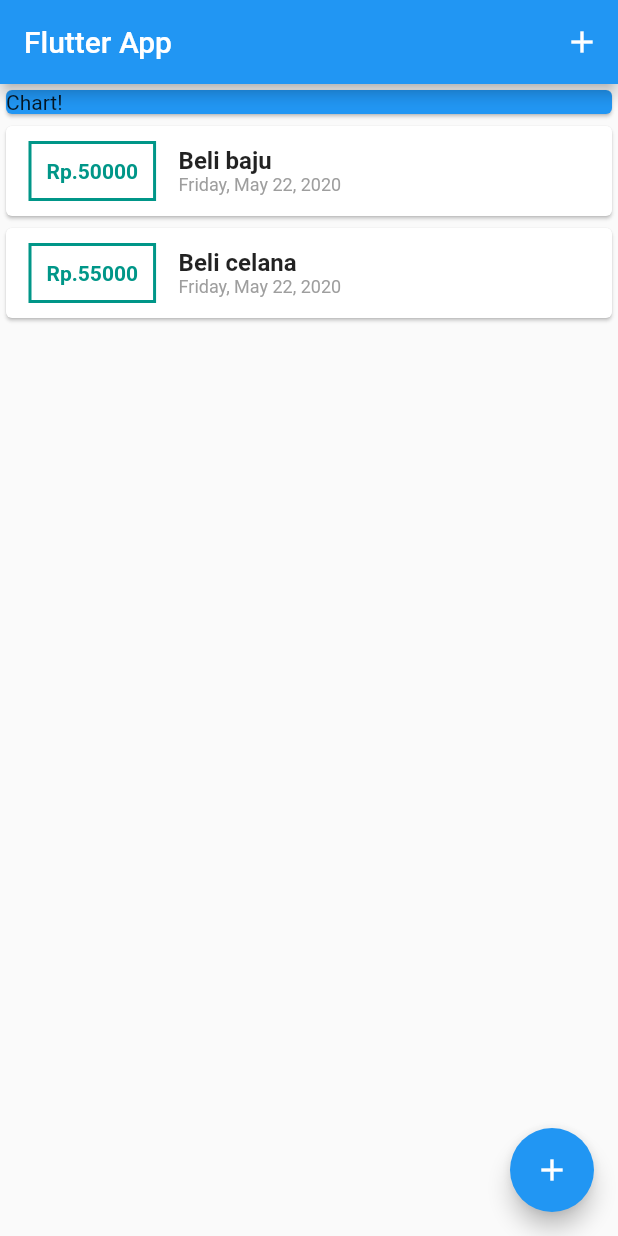
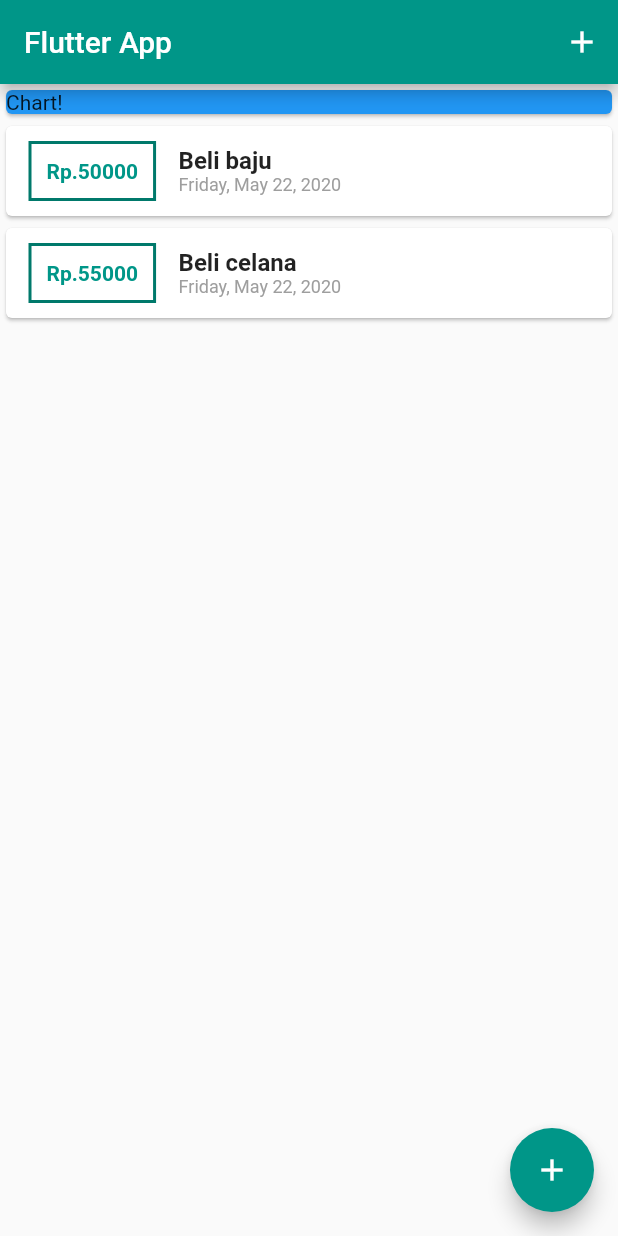
Before and after one commit to ruslanou/ExpenseTracker, a Flutter app: the screen it shows after launch, on a phone screen of 412 x 824 dp. Run offline on Flutter 3.47's test engine with Material 2 defaults, Android fonts, the phone set to English and light mode, and no system bars.

Commit message:
[STYLE]Add theme color

```diff
--- a/lib/main.dart
+++ b/lib/main.dart
@@ -12,6 +12,9 @@ class MyApp extends StatelessWidget {
   @override
   Widget build(BuildContext context) {
     return MaterialApp(
+      theme: ThemeData(
+        primarySwatch: Colors.teal
+      ),
       debugShowCheckedModeBanner: false,
       title: 'Flutter Demo',
       home: MyHomePage(),
--- a/lib/widgets/transaction_list.dart
+++ b/lib/widgets/transaction_list.dart
@@ -21,14 +21,14 @@ class TransactionList extends StatelessWidget {
                 ),
                 decoration: BoxDecoration(
                     border: Border.all(
-                  color: Colors.teal,
+                  color: Theme.of(context).primaryColorDark,
                   width: 2,
                 )),
                 padding: EdgeInsets.all(10),
                 child: Text(
                   'Rp.${transaction[index].amount}',
                   style: TextStyle(
-                      fontWeight: FontWeight.bold, color: Colors.teal),
+                      fontWeight: FontWeight.bold, color: Theme.of(context).primaryColor),
                 ),
               ),
               Column(
```
